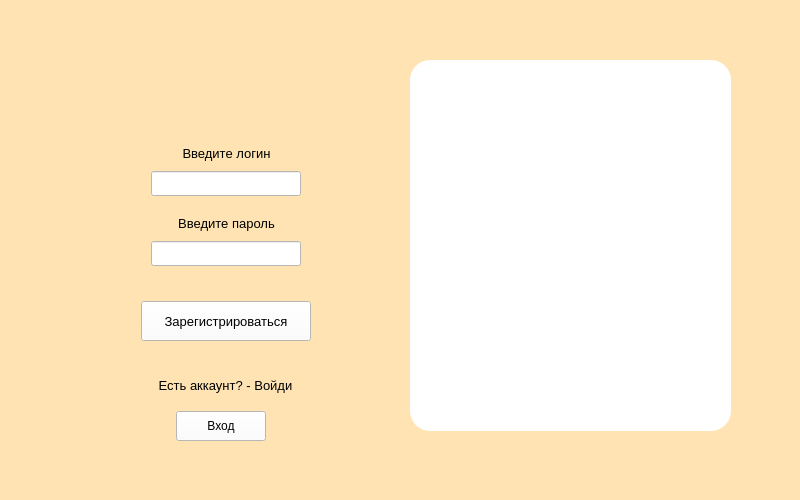
aaalace/D-Compare, file windows/ui/signin.ui: the form before one commit.
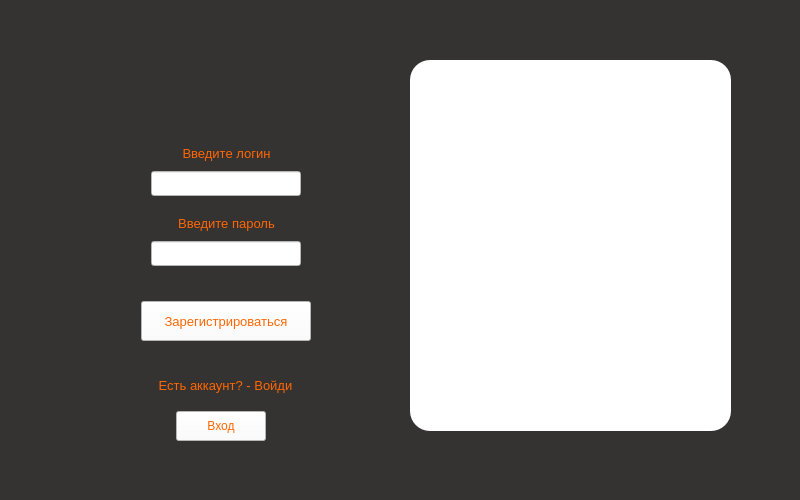
The form after the commit.

```diff
--- a/windows/ui/signin.ui
+++ b/windows/ui/signin.ui
@@ -14,7 +14,7 @@
    <string>Регистрация</string>
   </property>
   <property name="styleSheet">
-   <string notr="true">background-color: #ffe3b3</string>
+   <string notr="true">background-color: #353232</string>
   </property>
   <property name="animated">
    <bool>false</bool>
@@ -70,7 +70,7 @@
      </font>
     </property>
     <property name="styleSheet">
-     <string notr="true">background-color: white;</string>
+     <string notr="true">background-color: white; color: #FF6600</string>
     </property>
     <property name="text">
      <string>Зарегистрироваться</string>
@@ -91,7 +91,7 @@
      </font>
     </property>
     <property name="styleSheet">
-     <string notr="true"/>
+     <string notr="true">color: #FF6600</string>
     </property>
     <property name="text">
      <string>Введите логин</string>
@@ -115,7 +115,7 @@
      </font>
     </property>
     <property name="styleSheet">
-     <string notr="true"/>
+     <string notr="true">color: #FF6600</string>
     </property>
     <property name="text">
      <string>Введите пароль</string>
@@ -139,7 +139,7 @@
      </font>
     </property>
     <property name="styleSheet">
-     <string notr="true"/>
+     <string notr="true">color: #FF6600</string>
     </property>
     <property name="text">
      <string>Есть аккаунт? - Войди</string>
@@ -158,7 +158,7 @@
      </rect>
     </property>
     <property name="styleSheet">
-     <string notr="true">background-color: white;</string>
+     <string notr="true">background-color: white; color: #FF6600</string>
     </property>
     <property name="text">
      <string>Вход</string>
```
